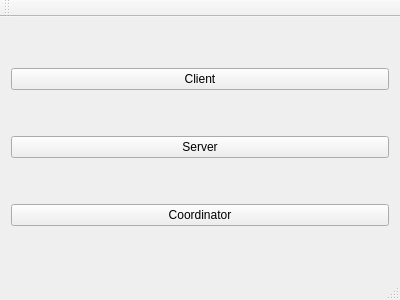
Old version of the form mainwindow/mainwindow.ui in the repository GustavoKatel/computerNetworksAssigment.
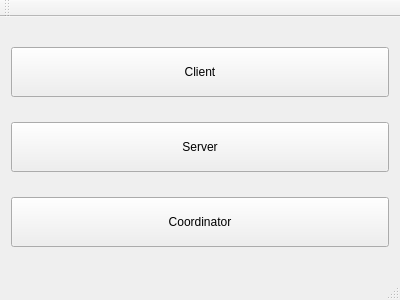
New version of the form.

Commit message: Increase size of buttons on main window

```diff
--- a/mainwindow/mainwindow.ui
+++ b/mainwindow/mainwindow.ui
@@ -17,6 +17,12 @@
    <layout class="QVBoxLayout" name="verticalLayout">
     <item>
      <widget class="QPushButton" name="buttonClient">
+      <property name="minimumSize">
+       <size>
+        <width>0</width>
+        <height>50</height>
+       </size>
+      </property>
       <property name="text">
        <string>Client</string>
       </property>
@@ -24,6 +30,12 @@
     </item>
     <item>
      <widget class="QPushButton" name="buttonServer">
+      <property name="minimumSize">
+       <size>
+        <width>0</width>
+        <height>50</height>
+       </size>
+      </property>
       <property name="text">
        <string>Server</string>
       </property>
@@ -31,6 +43,12 @@
     </item>
     <item>
      <widget class="QPushButton" name="buttonCoordinator">
+      <property name="minimumSize">
+       <size>
+        <width>0</width>
+        <height>50</height>
+       </size>
+      </property>
       <property name="text">
        <string>Coordinator</string>
       </property>
```
